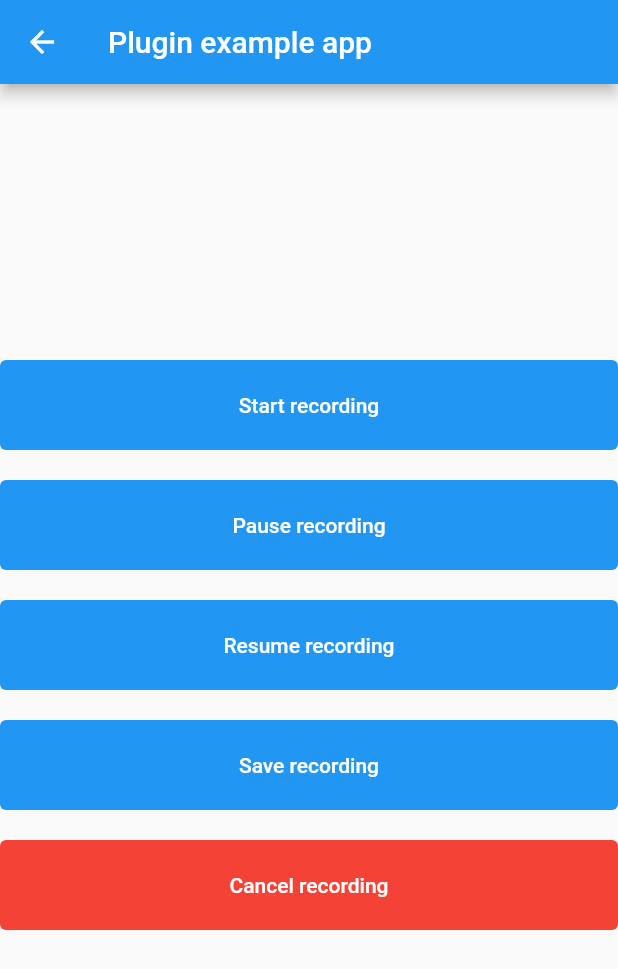
After one commit to Crazelu/sound-manager, a Flutter app: the RecordingAudioDemoApp screen opened directly, after a tap on "Start recording", on a phone screen of 412 x 824 dp. The commit adds this screen. Shown: the top 969 px of the screen. Run offline on Flutter 3.47's test engine with Material 2 defaults, Android fonts, the phone set to English and light mode, and no system bars.

Commit message:
Adds audio playing demo app

```diff
--- /dev/null
+++ b/example/lib/recording_audio_demo.dart
@@ -0,0 +1,107 @@
+import 'package:flutter/material.dart';
+import 'package:sound_manager/sound_manager.dart';
+
+class RecordingAudioDemoApp extends StatefulWidget {
+  @override
+  _RecordingAudioDemoAppState createState() => _RecordingAudioDemoAppState();
+}
+
+class _RecordingAudioDemoAppState extends State<RecordingAudioDemoApp> {
+  @override
+  void initState() {
+    super.initState();
+    WidgetsBinding.instance?.addPostFrameCallback((timeStamp) {
+      requestPermission();
+    });
+  }
+
+  Future<void> requestPermission() async {
+    try {
+      await SoundManager.init();
+      print("Done");
+    } catch (e) {
+      print(e);
+    }
+  }
+
+  Future<void> recordAudio() async {
+    try {
+      await SoundManager.record(
+        fileName: "testing2",
+        directory: "/Download",
+        outputFormat: OutputFormat.amr_wb,
+        audioEncoder: AudioEncoder.amr_wb,
+      );
+    } catch (e) {
+      print(e);
+    }
+  }
+
+  Future<void> pauseRecording() async {
+    try {
+      await SoundManager.pauseRecording();
+    } catch (e) {
+      print(e);
+    }
+  }
+
+  Future<void> resume() async {
+    try {
+      await SoundManager.resumeRecording();
+    } catch (e) {
+      print(e);
+    }
+  }
+
+  Future<void> saveRecording() async {
+    try {
+      var path = await SoundManager.saveRecording();
+      print("Recording saved at $path");
+    } catch (e) {
+      print(e);
+    }
+  }
+
+  Future<void> cancelRecording() async {
+    try {
+      await SoundManager.cancelRecording();
+    } catch (e) {
+      print(e);
+    }
+  }
+
+  @override
+  Widget build(BuildContext context) {
+    return Scaffold(
+      appBar: AppBar(
+        title: const Text('Plugin example app'),
+      ),
+      body: Column(
+        mainAxisAlignment: MainAxisAlignment.center,
+        crossAxisAlignment: CrossAxisAlignment.stretch,
+        children: [
+          TextButton(
+              onPressed: () => recordAudio(), child: Text("Start recording")),
+          SizedBox(height: 20),
+          TextButton(
+              onPressed: () => pauseRecording(),
+              child: Text("Pause recording")),
+          SizedBox(height: 20),
+          TextButton(
+              onPressed: () => resume(), child: Text("Resume recording")),
+          SizedBox(height: 20),
+          TextButton(
+              onPressed: () => saveRecording(), child: Text("Save recording")),
+          SizedBox(height: 20),
+          TextButton(
+              style: ButtonStyle(
+                  backgroundColor: MaterialStateProperty.resolveWith(
+                      (states) => Colors.red)),
+              onPressed: () => cancelRecording(),
+              child: Text("Cancel recording")),
+          SizedBox(height: 20),
+        ],
+      ),
+    );
+  }
+}
```
Also changed, not shown: example/lib/main.dart (+2 -104 lines), example/lib/playing_audio.dart (added, +78 -0 lines), lib/src/sound_manager.dart (+10 -7 lines), 2 other files.
